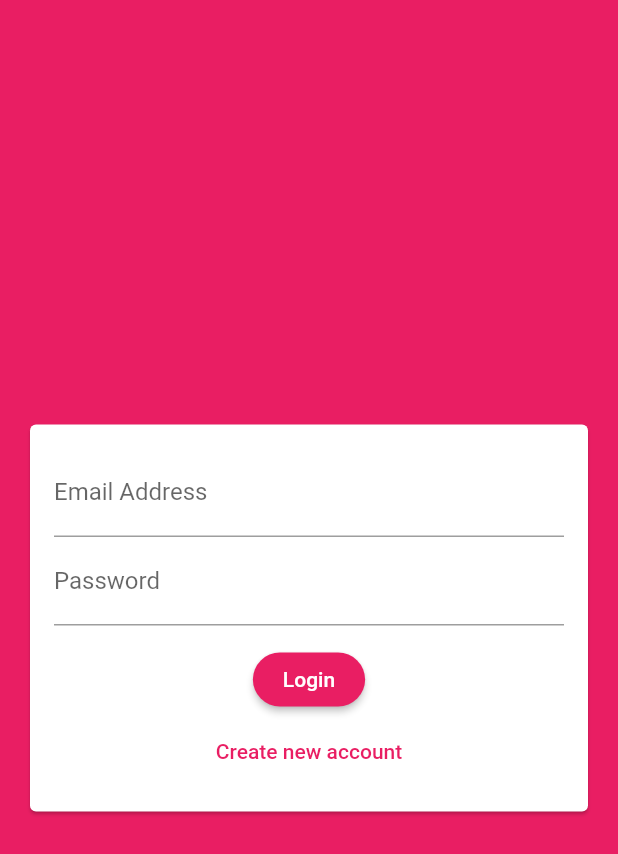
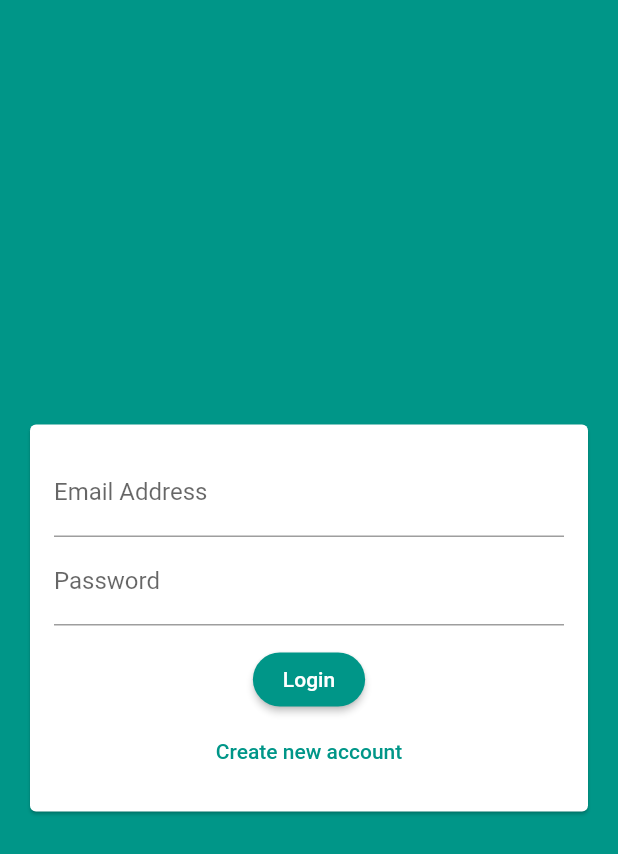
Before and after one commit to Tolulope05/tee_chat_app, a Flutter app: the screen it shows after launch, on a phone screen of 412 x 824 dp. Shown: the top 854 px of the screen. Run offline on Flutter 3.47's test engine with Material 2 defaults, Android fonts, the phone set to English and light mode, and no system bars; our stand-ins replace cloud_firestore, firebase_auth, firebase_core; accounts and stored records are empty.

Commit message:
created a basic chat bbubble and changed color theme

```diff
--- a/lib/main.dart
+++ b/lib/main.dart
@@ -20,9 +20,9 @@ class MyApp extends StatelessWidget {
     return MaterialApp(
       title: 'Tee Chat',
       theme: ThemeData(
-        backgroundColor: Colors.pink,
-        colorScheme: ColorScheme.fromSwatch(primarySwatch: Colors.pink)
-            .copyWith(secondary: Colors.yellow),
+        backgroundColor: Colors.teal,
+        colorScheme: ColorScheme.fromSwatch(primarySwatch: Colors.teal)
+            .copyWith(secondary: Colors.blueGrey[50]),
         textButtonTheme: TextButtonThemeData(
           style: TextButton.styleFrom(
             shape: const RoundedRectangleBorder(
@@ -45,6 +45,9 @@ class MyApp extends StatelessWidget {
             ),
           ),
         ),
+        textTheme: const TextTheme(
+          headline1: TextStyle(color: Colors.black87),
+        ),
       ),
       home: StreamBuilder(
           stream: FirebaseAuth.instance.authStateChanges(),
--- a/lib/widgets/chat/messages.dart
+++ b/lib/widgets/chat/messages.dart
@@ -1,5 +1,7 @@
 import 'package:flutter/material.dart';
 import 'package:cloud_firestore/cloud_firestore.dart';
+
+import './message_bubble.dart';
 
 class Messages extends StatelessWidget {
   const Messages({Key? key}) : super(key: key);
@@ -28,7 +30,7 @@ class Messages extends StatelessWidget {
             // final chat = chatDoc.data();
             return Container(
               padding: const EdgeInsets.all(8),
-              child: Text(chatDoc['text']),
+              child: Messagebubble(chatDoc['text']),
             );
           },
         );
```
Also changed, not shown: lib/widgets/chat/message_bubble.dart (added, +31 -0 lines).
